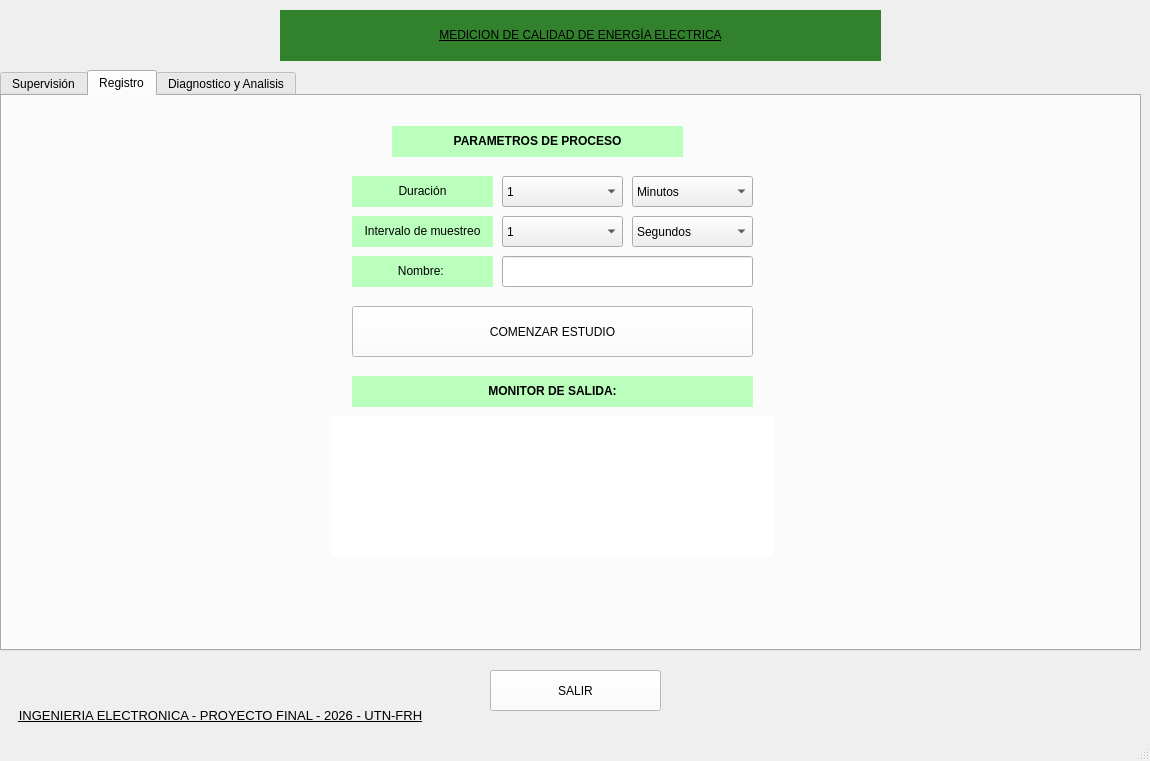
Qt form Software/scr/main/MainWindow.ui (JoaCieri/ProyectoFinal2026) before a commit.
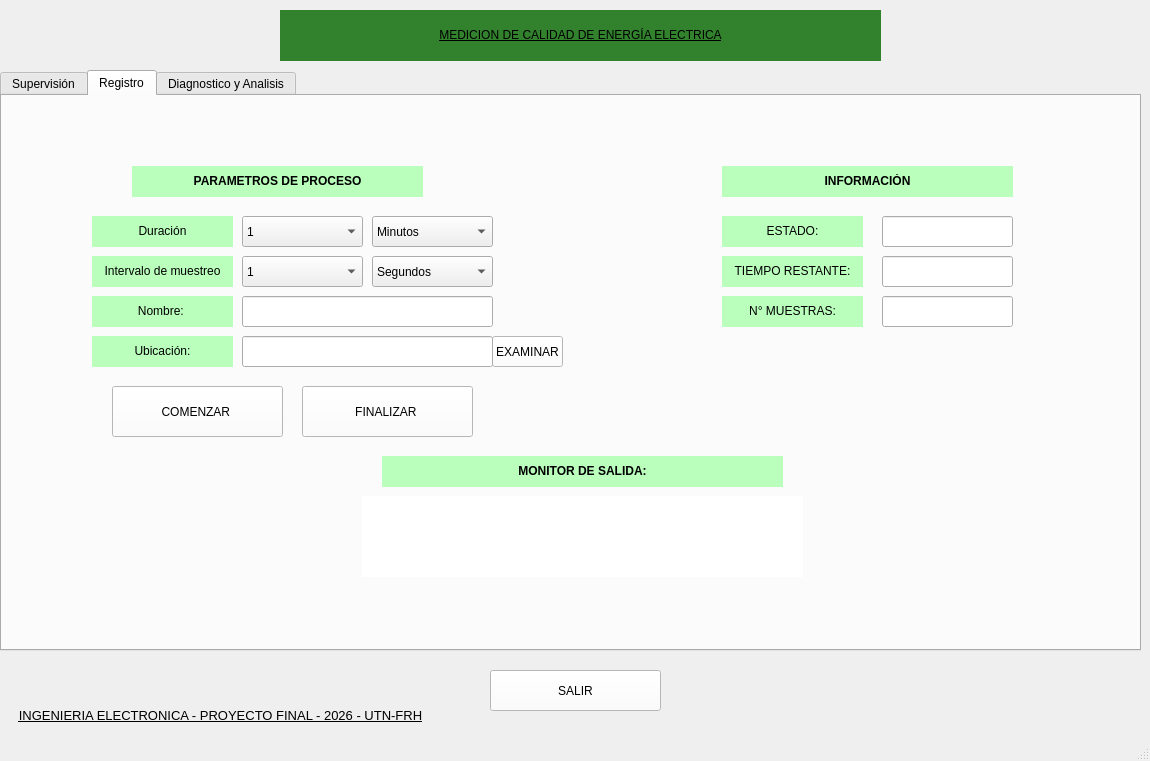
The same form after that commit. The open tabs and pages were chosen to show the change. Icons and pictures are not drawn.

Commit message: Estudio prueba

The edit to the form file:
```diff
--- a/Software/scr/main/MainWindow.ui
+++ b/Software/scr/main/MainWindow.ui
@@ -896,8 +896,8 @@
      <widget class="QLabel" name="label_6">
       <property name="geometry">
        <rect>
-        <x>350</x>
-        <y>280</y>
+        <x>380</x>
+        <y>360</y>
         <width>401</width>
         <height>31</height>
        </rect>
@@ -912,10 +912,10 @@
      <widget class="QLabel" name="consola">
       <property name="geometry">
        <rect>
-        <x>330</x>
-        <y>320</y>
+        <x>360</x>
+        <y>400</y>
         <width>441</width>
-        <height>141</height>
+        <height>81</height>
        </rect>
       </property>
       <property name="styleSheet">
@@ -929,8 +929,8 @@
      <widget class="QComboBox" name="Combobox_3">
       <property name="geometry">
        <rect>
-        <x>500</x>
-        <y>80</y>
+        <x>240</x>
+        <y>120</y>
         <width>121</width>
         <height>31</height>
        </rect>
@@ -974,8 +974,8 @@
      <widget class="QLabel" name="label_8">
       <property name="geometry">
        <rect>
-        <x>350</x>
-        <y>80</y>
+        <x>90</x>
+        <y>120</y>
         <width>141</width>
         <height>31</height>
        </rect>
@@ -990,8 +990,8 @@
      <widget class="QLabel" name="label_9">
       <property name="geometry">
        <rect>
-        <x>390</x>
-        <y>30</y>
+        <x>130</x>
+        <y>70</y>
         <width>291</width>
         <height>31</height>
        </rect>
@@ -1006,9 +1006,9 @@
      <widget class="QPushButton" name="proceso">
       <property name="geometry">
        <rect>
-        <x>350</x>
-        <y>210</y>
-        <width>401</width>
+        <x>110</x>
+        <y>290</y>
+        <width>171</width>
         <height>51</height>
        </rect>
       </property>
@@ -1016,14 +1016,14 @@
        <string notr="true">background-color: rgb(255, 255, 255);</string>
       </property>
       <property name="text">
-       <string>COMENZAR ESTUDIO</string>
+       <string>COMENZAR </string>
       </property>
      </widget>
      <widget class="QLabel" name="label_26">
       <property name="geometry">
        <rect>
-        <x>350</x>
-        <y>120</y>
+        <x>90</x>
+        <y>160</y>
         <width>141</width>
         <height>31</height>
        </rect>
@@ -1038,8 +1038,8 @@
      <widget class="QComboBox" name="Combobox_4">
       <property name="geometry">
        <rect>
-        <x>500</x>
-        <y>120</y>
+        <x>240</x>
+        <y>160</y>
         <width>121</width>
         <height>31</height>
        </rect>
@@ -1083,8 +1083,8 @@
      <widget class="QComboBox" name="Combobox_5">
       <property name="geometry">
        <rect>
-        <x>630</x>
-        <y>80</y>
+        <x>370</x>
+        <y>120</y>
         <width>121</width>
         <height>31</height>
        </rect>
@@ -1108,8 +1108,8 @@
      <widget class="QComboBox" name="Combobox_6">
       <property name="geometry">
        <rect>
-        <x>630</x>
-        <y>120</y>
+        <x>370</x>
+        <y>160</y>
         <width>121</width>
         <height>31</height>
        </rect>
@@ -1128,8 +1128,8 @@
      <widget class="QLabel" name="label_27">
       <property name="geometry">
        <rect>
-        <x>350</x>
-        <y>160</y>
+        <x>90</x>
+        <y>200</y>
         <width>141</width>
         <height>31</height>
        </rect>
@@ -1144,13 +1144,177 @@
      <widget class="QLineEdit" name="lineEdit">
       <property name="geometry">
        <rect>
-        <x>500</x>
-        <y>160</y>
+        <x>240</x>
+        <y>200</y>
         <width>251</width>
         <height>31</height>
        </rect>
       </property>
      </widget>
+     <widget class="QLabel" name="label_28">
+      <property name="geometry">
+       <rect>
+        <x>90</x>
+        <y>240</y>
+        <width>141</width>
+        <height>31</height>
+       </rect>
+      </property>
+      <property name="styleSheet">
+       <string notr="true">background-color: rgb(187, 255, 189);</string>
+      </property>
+      <property name="text">
+       <string>&lt;html&gt;&lt;head/&gt;&lt;body&gt;&lt;p align=&quot;center&quot;&gt;Ubicación:&lt;/p&gt;&lt;/body&gt;&lt;/html&gt;</string>
+      </property>
+     </widget>
+     <widget class="QPushButton" name="btn_ruta">
+      <property name="geometry">
+       <rect>
+        <x>490</x>
+        <y>240</y>
+        <width>71</width>
+        <height>31</height>
+       </rect>
+      </property>
+      <property name="styleSheet">
+       <string notr="true">background-color: rgb(255, 255, 255);</string>
+      </property>
+      <property name="text">
+       <string>EXAMINAR</string>
+      </property>
+     </widget>
+     <widget class="QLineEdit" name="txt_ruta">
+      <property name="geometry">
+       <rect>
+        <x>240</x>
+        <y>240</y>
+        <width>251</width>
+        <height>31</height>
+       </rect>
+      </property>
+      <property name="readOnly">
+       <bool>true</bool>
+      </property>
+     </widget>
+     <widget class="QPushButton" name="fin_proceso">
+      <property name="geometry">
+       <rect>
+        <x>300</x>
+        <y>290</y>
+        <width>171</width>
+        <height>51</height>
+       </rect>
+      </property>
+      <property name="styleSheet">
+       <string notr="true">background-color: rgb(255, 255, 255);</string>
+      </property>
+      <property name="text">
+       <string>FINALIZAR </string>
+      </property>
+     </widget>
+     <widget class="QLabel" name="label_29">
+      <property name="geometry">
+       <rect>
+        <x>720</x>
+        <y>70</y>
+        <width>291</width>
+        <height>31</height>
+       </rect>
+      </property>
+      <property name="styleSheet">
+       <string notr="true">background-color: rgb(187, 255, 189);</string>
+      </property>
+      <property name="text">
+       <string>&lt;html&gt;&lt;head/&gt;&lt;body&gt;&lt;p align=&quot;center&quot;&gt;&lt;span style=&quot; font-weight:600;&quot;&gt;INFORMACIÓN&lt;/span&gt;&lt;/p&gt;&lt;/body&gt;&lt;/html&gt;</string>
+      </property>
+     </widget>
+     <widget class="QLabel" name="label_30">
+      <property name="geometry">
+       <rect>
+        <x>720</x>
+        <y>120</y>
+        <width>141</width>
+        <height>31</height>
+       </rect>
+      </property>
+      <property name="styleSheet">
+       <string notr="true">background-color: rgb(187, 255, 189);</string>
+      </property>
+      <property name="text">
+       <string>&lt;html&gt;&lt;head/&gt;&lt;body&gt;&lt;p align=&quot;center&quot;&gt;ESTADO:&lt;/p&gt;&lt;/body&gt;&lt;/html&gt;</string>
+      </property>
+     </widget>
+     <widget class="QLineEdit" name="lbl_estado">
+      <property name="geometry">
+       <rect>
+        <x>880</x>
+        <y>120</y>
+        <width>131</width>
+        <height>31</height>
+       </rect>
+      </property>
+      <property name="readOnly">
+       <bool>true</bool>
+      </property>
+     </widget>
+     <widget class="QLabel" name="label_31">
+      <property name="geometry">
+       <rect>
+        <x>720</x>
+        <y>160</y>
+        <width>141</width>
+        <height>31</height>
+       </rect>
+      </property>
+      <property name="styleSheet">
+       <string notr="true">background-color: rgb(187, 255, 189);</string>
+      </property>
+      <property name="text">
+       <string>&lt;html&gt;&lt;head/&gt;&lt;body&gt;&lt;p align=&quot;center&quot;&gt;TIEMPO RESTANTE:&lt;/p&gt;&lt;/body&gt;&lt;/html&gt;</string>
+      </property>
+     </widget>
+     <widget class="QLineEdit" name="lbl_tiempo_restante">
+      <property name="geometry">
+       <rect>
+        <x>880</x>
+        <y>160</y>
+        <width>131</width>
+        <height>31</height>
+       </rect>
+      </property>
+      <property name="readOnly">
+       <bool>true</bool>
+      </property>
+     </widget>
+     <widget class="QLabel" name="label_32">
+      <property name="geometry">
+       <rect>
+        <x>720</x>
+        <y>200</y>
+        <width>141</width>
+        <height>31</height>
+       </rect>
+      </property>
+      <property name="styleSheet">
+       <string notr="true">background-color: rgb(187, 255, 189);</string>
+      </property>
+      <property name="text">
+       <string>&lt;html&gt;&lt;head/&gt;&lt;body&gt;&lt;p align=&quot;center&quot;&gt;N° MUESTRAS:&lt;/p&gt;&lt;/body&gt;&lt;/html&gt;</string>
+      </property>
+     </widget>
+     <widget class="QLineEdit" name="lbl_muestras">
+      <property name="geometry">
+       <rect>
+        <x>880</x>
+        <y>200</y>
+        <width>131</width>
+        <height>31</height>
+       </rect>
+      </property>
+      <property name="readOnly">
+       <bool>true</bool>
+      </property>
+     </widget>
     </widget>
     <widget class="QWidget" name="tab_3">
      <attribute name="title">
```
Left out of the diff: 37 changed lines with no effect on the pictures. The commit also changes 3 other files.
